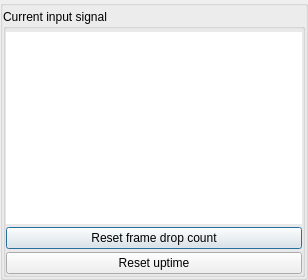
Before: the Qt Designer form src/display/qt/dialogs/ui/signal_dialog.ui in mrehkopf/vcs, drawn with Qt 5.
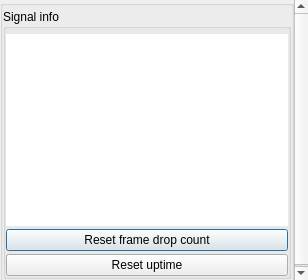
After: the same form once the commit is applied. Custom widgets are drawn as their Qt base class.

```diff
--- a/src/display/qt/dialogs/ui/signal_dialog.ui
+++ b/src/display/qt/dialogs/ui/signal_dialog.ui
@@ -49,7 +49,7 @@
         <x>0</x>
         <y>0</y>
         <width>294</width>
-        <height>300</height>
+        <height>302</height>
        </rect>
       </property>
       <layout class="QVBoxLayout" name="verticalLayout">
@@ -98,7 +98,7 @@
              </sizepolicy>
             </property>
             <property name="title">
-             <string>Current input signal</string>
+             <string>Signal info</string>
             </property>
             <layout class="QVBoxLayout" name="verticalLayout_2">
              <property name="spacing">
@@ -108,7 +108,7 @@
               <number>0</number>
              </property>
              <property name="topMargin">
-              <number>3</number>
+              <number>5</number>
              </property>
              <property name="rightMargin">
               <number>0</number>
```
